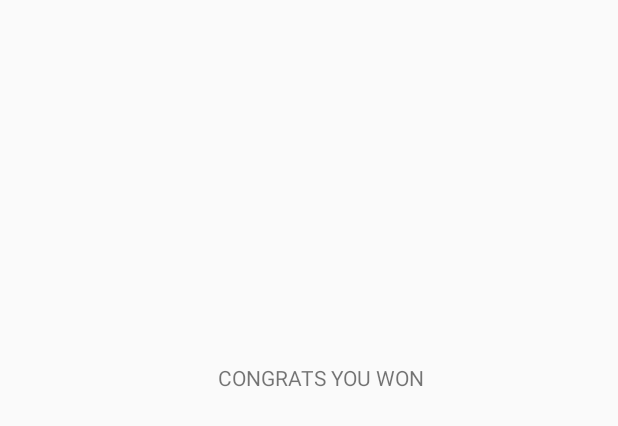
After one commit to juanluiscarpinteiro/GameDevelopment, an Android app: the layout winer_activity.xml on its own in the app's theme, with its tools: preview values and no code run, on a phone screen of 412 x 824 dp. The commit adds this screen. Shown: the top 426 px of the screen. Run offline under Robolectric (Android 15) with nearby library versions, the phone set to English and light mode, and no system bars.

Commit message:
Game is almost done. Winner class and activity is done

```diff
--- a/app/src/main/AndroidManifest.xml
+++ b/app/src/main/AndroidManifest.xml
@@ -17,6 +17,8 @@
                 <category android:name="android.intent.category.LAUNCHER" />
             </intent-filter>
         </activity>
+        <activity android:name=".winner" android:screenOrientation="portrait">
+        </activity>
     </application>
 
 </manifest>
--- /dev/null
+++ b/app/src/main/res/layout/winer_activity.xml
@@ -0,0 +1,25 @@
+<?xml version="1.0" encoding="utf-8"?>
+<RelativeLayout xmlns:android="http://schemas.android.com/apk/res/android"
+    android:layout_width="match_parent"
+    android:layout_height="match_parent"
+    android:paddingLeft="@dimen/activity_horizontal_margin"
+    android:paddingRight="@dimen/activity_horizontal_margin"
+    android:paddingTop="@dimen/activity_vertical_margin"
+    android:weightSum="1">
+
+    <TextView
+        android:text="Congrats You Won"
+        android:layout_width="match_parent"
+        android:id="@+id/textView"
+        android:layout_weight="0.74"
+        android:layout_height="wrap_content"
+        android:layout_marginTop="226dp"
+        android:textAlignment="center"
+        android:gravity="center"
+        android:textAllCaps="true"
+        android:layout_alignParentTop="true"
+        android:layout_alignParentLeft="true"
+        android:layout_alignParentStart="true"
+        android:layout_marginLeft="16dp"
+        android:layout_marginStart="16dp" />
+</RelativeLayout>
```
Also changed, not shown: app/src/main/java/com/gamedevelopment/esdny/gamedevelopment/MainActivity.java (+61 -0 lines), app/src/main/java/com/gamedevelopment/esdny/gamedevelopment/winner.java (added, +41 -0 lines), app/src/main/res/layout/activity_main.xml (+23 -0 lines).
